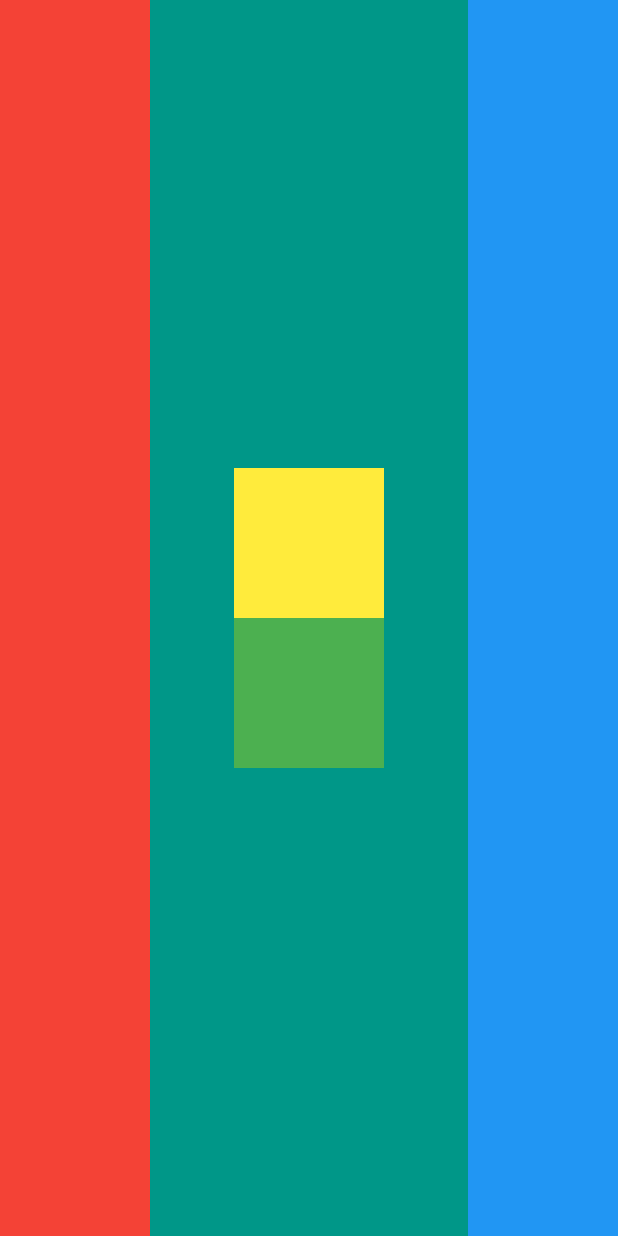
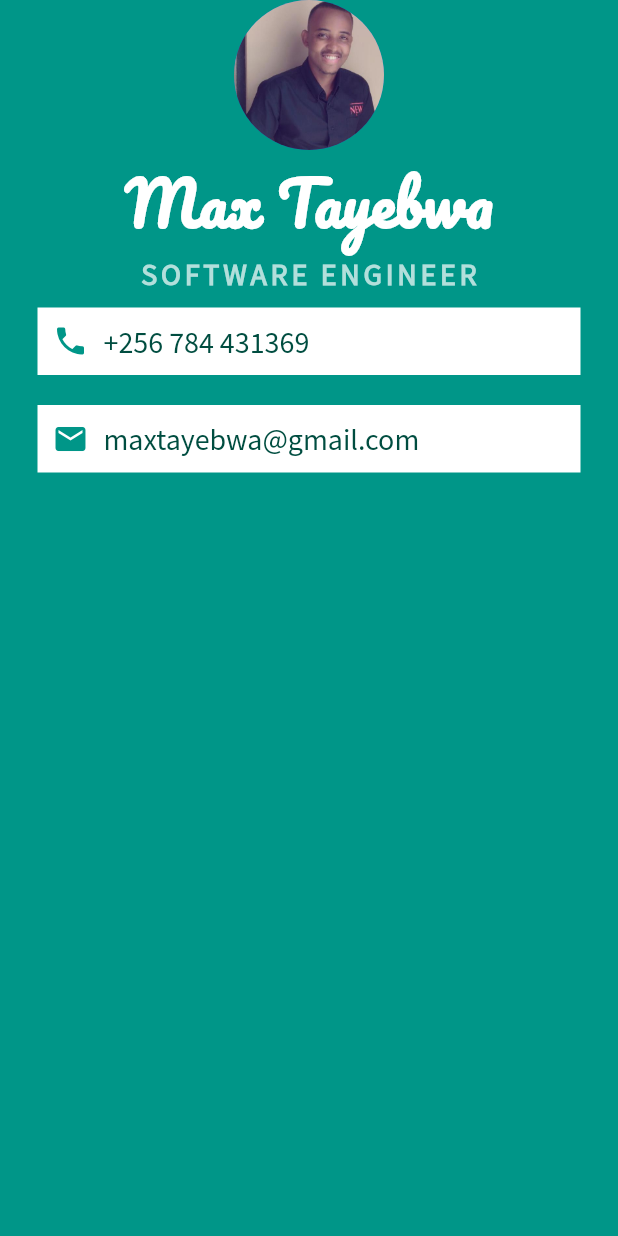
Before and after one commit to Maxondria/little_flutter_bizcard, a Flutter app: the screen it shows after launch, on a phone screen of 412 x 824 dp. Run offline on Flutter 3.47's test engine with Material 2 defaults, Android fonts, the phone set to English and light mode, and no system bars.

Commit message:
add and style phone and email widgets

```diff
--- a/lib/main.dart
+++ b/lib/main.dart
@@ -1,3 +1,4 @@
+import 'package:flutter/cupertino.dart';
 import 'package:flutter/material.dart';
 
 void main() => runApp(MyApp());
@@ -9,34 +10,74 @@ class MyApp extends StatelessWidget {
       home: Scaffold(
         backgroundColor: Colors.teal,
         body: SafeArea(
-          child: Row(
-            crossAxisAlignment: CrossAxisAlignment.stretch,
-            mainAxisAlignment: MainAxisAlignment.spaceBetween,
+          child: Column(
             children: <Widget>[
-              Container(
-                color: Colors.red,
-                width: 100.0,
-                padding: EdgeInsets.all(20.0),
+              CircleAvatar(
+                radius: 50.0,
+                backgroundImage: AssetImage('assets/images/max.jpeg'),
               ),
-              Column(
-                mainAxisAlignment: MainAxisAlignment.center,
-                children: <Widget>[
-                  Container(
-                    height: 100.0,
-                    width: 100.0,
-                    color: Colors.yellow,
-                  ),
-                  Container(
-                    height: 100.0,
-                    width: 100.0,
-                    color: Colors.green,
-                  )
-                ],
+              Text(
+                'Max Tayebwa',
+                style: TextStyle(
+                    color: Colors.white,
+                    fontSize: 40.0,
+                    fontFamily: 'Pacifico',
+                    fontWeight: FontWeight.bold),
+              ),
+              Text(
+                'SOFTWARE ENGINEER',
+                style: TextStyle(
+                    color: Colors.teal[100],
+                    fontSize: 20.0,
+                    fontFamily: 'SourceSansPro',
+                    fontWeight: FontWeight.bold,
+                    letterSpacing: 2.5),
               ),
               Container(
-                width: 100.0,
-                color: Colors.blue,
-                padding: EdgeInsets.all(20.0),
+                color: Colors.white,
+                margin: EdgeInsets.symmetric(vertical: 10.0, horizontal: 25.0),
+                padding: EdgeInsets.all(10.0),
+                child: Row(
+                  children: <Widget>[
+                    Icon(
+                      Icons.phone,
+                      color: Colors.teal,
+                    ),
+                    SizedBox(
+                      width: 10.0,
+                    ),
+                    Text(
+                      '+256 784 431369',
+                      style: TextStyle(
+                          color: Colors.teal[900],
+                          fontFamily: 'SourceSansPro',
+                          fontSize: 20.0),
+                    ),
+                  ],
+                ),
+              ),
+              Container(
+                color: Colors.white,
+                margin: EdgeInsets.symmetric(vertical: 10.0, horizontal: 25.0),
+                padding: EdgeInsets.all(10.0),
+                child: Row(
+                  children: <Widget>[
+                    Icon(
+                      Icons.email,
+                      color: Colors.teal,
+                    ),
+                    SizedBox(
+                      width: 10.0,
+                    ),
+                    Text(
+                      'maxtayebwa@gmail.com',
+                      style: TextStyle(
+                          color: Colors.teal[900],
+                          fontFamily: 'SourceSansPro',
+                          fontSize: 20.0),
+                    ),
+                  ],
+                ),
               )
             ],
           ),
```
Also changed, not shown: pubspec.yaml (+9 -44 lines), assets/fonts/Pacifico-Regular.ttf (added), assets/fonts/SourceSansPro-Regular.ttf (added), assets/images/max.jpeg (added).
